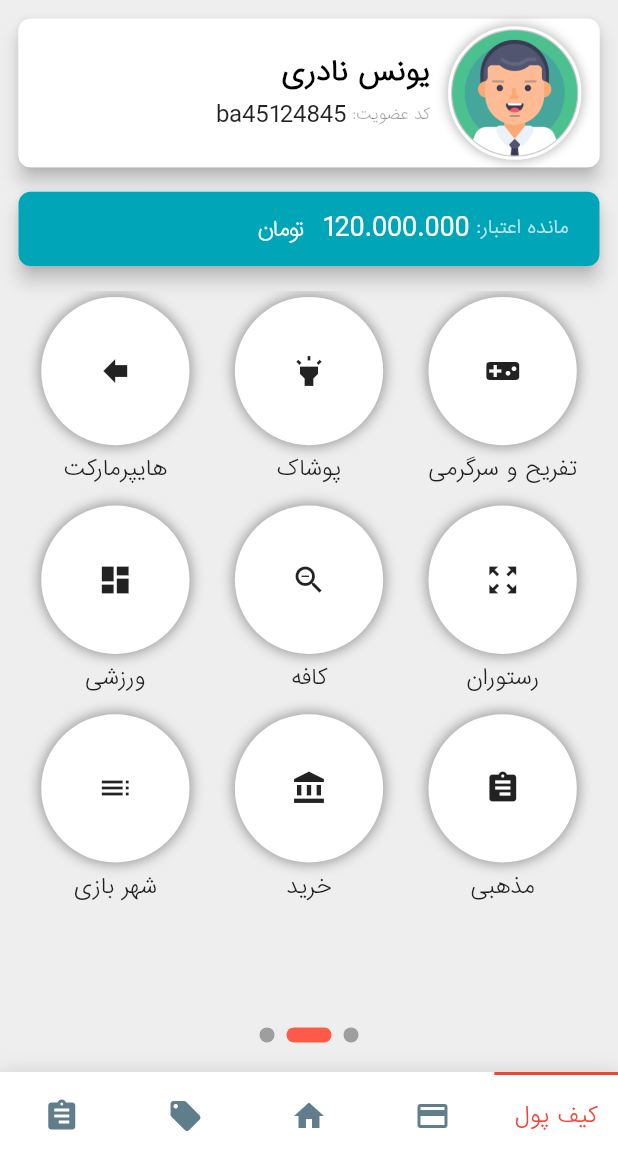
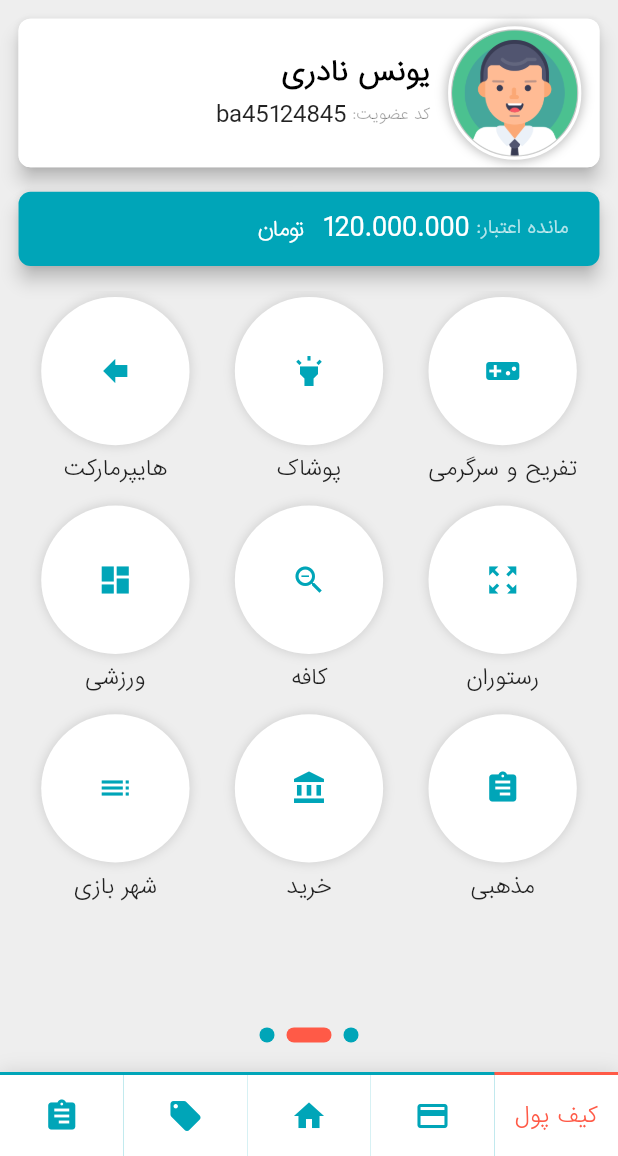
Before and after one commit to Amin397/Badaran_Flutter, a Flutter app: the screen it shows after launch, after a tap on "ورود", on a phone screen of 412 x 824 dp, the part 80-1236 px from its top. Run offline on Flutter 3.47's test engine with Material 2 defaults, Android fonts, the phone set to English and light mode, and no system bars; drawn by our look-alikes of overlay_support, smooth_page_indicator, titled_navigation_bar; our stand-ins replace flutter_spinkit, lottie, page_transition; missing offline and left inert: load.

Commit message:
card management part completed !

```diff
--- a/lib/other/zoom_scaffold.dart
+++ b/lib/other/zoom_scaffold.dart
@@ -75,8 +75,10 @@ class _ZoomScaffoldState extends State<ZoomScaffold>
           reverse: true,
           curve: Curves.easeInBack,
           items: items,
-          activeColor: Colors.red,
-          inactiveColor: Colors.blueGrey,
+          inactiveStripColor: Color(0xff00a5b8),
+          indicatorColor: Color(0xffff5a47),
+          activeColor: Color(0xffff5a47),
+          inactiveColor: Color(0xff00a5b8),
         ),
       ),
     ));
--- a/lib/screens/mainScreen.dart
+++ b/lib/screens/mainScreen.dart
@@ -26,15 +26,15 @@ class _MyHomePageState extends State<MyHomePage> with TickerProviderStateMixin {
   ];
 
   List<Icon> icons = <Icon>[
-    Icon(Icons.videogame_asset),
-    Icon(Icons.highlight),
-    Icon(Icons.forward),
-    Icon(Icons.zoom_out_map),
-    Icon(Icons.zoom_out),
-    Icon(Icons.dashboard),
-    Icon(Icons.assignment),
-    Icon(Icons.account_balance),
-    Icon(Icons.list),
+    Icon(Icons.videogame_asset , color: Color(0xff00a5b8),),
+    Icon(Icons.highlight,color: Color(0xff00a5b8),),
+    Icon(Icons.forward,color: Color(0xff00a5b8),),
+    Icon(Icons.zoom_out_map,color: Color(0xff00a5b8),),
+    Icon(Icons.zoom_out,color: Color(0xff00a5b8),),
+    Icon(Icons.dashboard,color: Color(0xff00a5b8),),
+    Icon(Icons.assignment,color: Color(0xff00a5b8),),
+    Icon(Icons.account_balance,color: Color(0xff00a5b8),),
+    Icon(Icons.list,color: Color(0xff00a5b8),),
   ];
 
   @override
@@ -121,6 +121,7 @@ class _MyHomePageState extends State<MyHomePage> with TickerProviderStateMixin {
                   effect: ExpandingDotsEffect(
                     dotHeight: 10.0,
                     dotWidth: 10.0,
+                    dotColor: Color(0xff00a5b8),
                     activeDotColor: Color(0xffff5a47)
                   ),
                 ),
@@ -154,7 +155,7 @@ class _MyHomePageState extends State<MyHomePage> with TickerProviderStateMixin {
           width: size.height * .12,
           decoration: BoxDecoration(
             boxShadow: [BoxShadow(
-                color: Colors.black38 , blurRadius: 7.0 , spreadRadius: 1.0
+                color: Colors.black12 , blurRadius: 5.0 , spreadRadius: .8
             )],
             shape: BoxShape.circle,
             color: Colors.white,
--- a/lib/screens/menu_page.dart
+++ b/lib/screens/menu_page.dart
@@ -1,19 +1,24 @@
+import 'dart:async';
+
 import 'package:baderan/other/zoom_scaffold.dart';
+import 'package:baderan/screens/card_managment.dart';
 import 'package:flutter/material.dart';
+import 'package:page_transition/page_transition.dart';
 import 'package:provider/provider.dart';
 
 class MenuScreen extends StatelessWidget {
 
   final List<MenuItem> options = [
-    MenuItem(Icons.search, 'Search'),
-    MenuItem(Icons.shopping_basket, 'Basket'),
-    MenuItem(Icons.favorite, 'Discounts'),
-    MenuItem(Icons.code, 'Prom-codes'),
-    MenuItem(Icons.format_list_bulleted, 'Orders'),
+    MenuItem(Icons.person, 'پروفایل'),
+    MenuItem(Icons.credit_card, 'مدیریت کارت'),
+    MenuItem(Icons.assignment, 'صورتحساب'),
   ];
 
   @override
   Widget build(BuildContext context) {
+
+    var size = MediaQuery.of(context).size;
+
     return GestureDetector(
       onPanUpdate: (details) {
         //on swiping left
@@ -26,55 +31,153 @@ class MenuScreen extends StatelessWidget {
         child: Container(
           padding: EdgeInsets.only(
               top: 62,
-              right: 32,
               bottom: 8,
-              left: MediaQuery.of(context).size.width / 2.9),
-          color: Color(0xff454dff),
+              left: size.width / 2.9),
+          color:Color(0xff00a5b8),
           child: Column(
             children: <Widget>[
+              _buildMenuProfilePic(size),
               Spacer(),
-              Column(
-                children: options.map((item) {
-                  return ListTile(
+              GestureDetector(
+                onTap: (){
+                },
+                child: ListTile(
                   leading: Icon(
-                      item.icon,
+                    Icons.person,
                     color: Colors.white,
                     size: 20,
                   ),
                   title: Text(
-                      item.title,
+                    'پروفایل',
                     style: TextStyle(
                         fontSize: 14,
                         fontWeight: FontWeight.bold,
                         color: Colors.white),
                   ),
-                  );
-                }).toList(),
+                ),
+              ),
+              GestureDetector(
+                onTap: (){
+                  Provider.of<MenuController>(context, listen: true).toggle();
+                  Timer(Duration(seconds: 1), (){
+                    Navigator.push(
+                        context,
+                        PageTransition(
+                            type: PageTransitionType.upToDown, child: CardManagement()));
+                  });
+                },
+                child: ListTile(
+                  leading: Icon(
+                    Icons.credit_card,
+                    color: Colors.white,
+                    size: 20,
+                  ),
+                  title: Text(
+                    'مدیریت کارت',
+                    style: TextStyle(
+                        fontSize: 14,
+                        fontWeight: FontWeight.bold,
+                        color: Colors.white),
+                  ),
+                ),
+              ),
+              ListTile(
+                leading: Icon(
+                  Icons.assignment,
+                  color: Colors.white,
+                  size: 20,
+                ),
+                title: Text(
+                  'صورتحساب',
+                  style: TextStyle(
+                      fontSize: 14,
+                      fontWeight: FontWeight.bold,
+                      color: Colors.white),
+                ),
               ),
               Spacer(),
               ListTile(
                 onTap: () {},
                 leading: Icon(
-                  Icons.settings,
+                  Icons.vpn_key,
                   color: Colors.white,
                   size: 20,
                 ),
-                title: Text('Settings',
+                title: Text('تغییر رمز عبور',
                     style: TextStyle(fontSize: 14, color: Colors.white)),
               ),
               ListTile(
                 onTap: () {},
                 leading: Icon(
-                  Icons.headset_mic,
+                  Icons.exit_to_app,
                   color: Colors.white,
                   size: 20,
                 ),
-                title: Text('Support',
+                title: Text('خروج',
                     style: TextStyle(fontSize: 14, color: Colors.white)),
               ),
             ],
           ),
         ),
+      ),
+    );
+  }
+
+  Widget _buildMenuProfilePic(size){
+    return Container(
+      height: size.height * .12,
+      decoration: BoxDecoration(
+          borderRadius: BorderRadius.all(Radius.circular(8.0))
+      ),
+      child: Row(
+        children: <Widget>[
+          Container(
+            margin: EdgeInsets.all(5.0),
+            width: size.width * .25,
+            decoration: BoxDecoration(
+                boxShadow: [BoxShadow(
+                    color: Colors.black26 , spreadRadius: 1.2 , blurRadius: 5.0
+                )],
+                shape: BoxShape.circle,
+                border: Border.all(color: Colors.white , width: 2.0),
+                image: DecorationImage(
+                    fit: BoxFit.contain,
+                    image: Image.asset('assets/images/avatar.png').image
+                )
+            ),
+          ),
+          Expanded(
+            child: Container(
+              width: size.width * .75,
+              child: Column(
+                crossAxisAlignment: CrossAxisAlignment.start,
+                mainAxisAlignment: MainAxisAlignment.center,
+                children: <Widget>[
+                  Text('یونس نادری' , style: TextStyle(
+                      color: Colors.white,
+                      fontWeight: FontWeight.bold,
+                      fontSize: 18.0,
+                      fontFamily: 'IRANSans'
+                  ),),
+                  Row(
+                    children: <Widget>[
+                      Text('کد عضویت: ' , style: TextStyle(
+                          fontFamily: 'IRANSans',
+                          fontSize: 10.0,
+                          color: Colors.white60
+                      ),),
+                      Text('ba45124845' , style: TextStyle(
+                        fontSize: 16.0,
+                        color: Colors.white,
+                        fontFamily: 'IRANSans',
+                      ),),
+                    ],
+                  )
+                ],
+              ),
+            ),
+          )
+        ],
       ),
     );
   }
--- a/lib/screens/sign_in_screen.dart
+++ b/lib/screens/sign_in_screen.dart
@@ -24,7 +24,7 @@ class SignInScreen extends StatefulWidget {
 }
 
 class _SignInScreenState extends State<SignInScreen>
-    with SingleTickerProviderStateMixin {
+    with TickerProviderStateMixin {
   AnimationController _controller;
 
   bool checked = false;
@@ -35,7 +35,6 @@ class _SignInScreenState extends State<SignInScreen>
   @override
   void initState() {
     super.initState();
-
     _controller = AnimationController(
       vsync: this,
     );
@@ -165,6 +164,7 @@ class _SignInScreenState extends State<SignInScreen>
                                       hintText: 'کد ملی',
                                       hintStyle: TextStyle(
                                         color: Colors.grey,
+                                        fontSize: 14.0
                                       )),
                                 ),
                               ),
@@ -198,6 +198,7 @@ class _SignInScreenState extends State<SignInScreen>
                                       border: InputBorder.none,
                                       hintText: 'شماره موبایل',
                                       hintStyle: TextStyle(
+                                        fontSize: 14.0,
                                           color: Colors.grey, height: 1)),
                                 ),
                               ),
@@ -239,7 +240,7 @@ class _SignInScreenState extends State<SignInScreen>
                                     ),
                                     Text('قوانین مورد تایید میباشد !' , style: TextStyle(
                                       color: Colors.black ,
-                                      fontSize: 15.0
+                                      fontSize: 14.0
                                     ),),
                                   ],
                                 ),
@@ -250,7 +251,7 @@ class _SignInScreenState extends State<SignInScreen>
                                   child: Center(
                                     child: Text('قوانین و مقررات' , style: TextStyle(
                                       color: Colors.lightBlue,
-
+                                      fontSize: 10.0
                                     ),),
                                   ),
                                 )
```
Also changed, not shown: lib/screens/card_managment.dart (added, +189 -0 lines), assets/images/melat_bank_log.png (added), assets/images/melli_bank_logo.png (added). Lines whose indentation alone changed are shown as unchanged.
